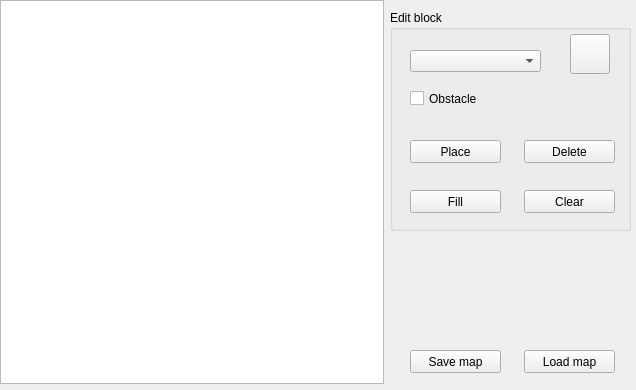
Qt form mainwindow.ui (Banadora/tails-editor) before a commit.
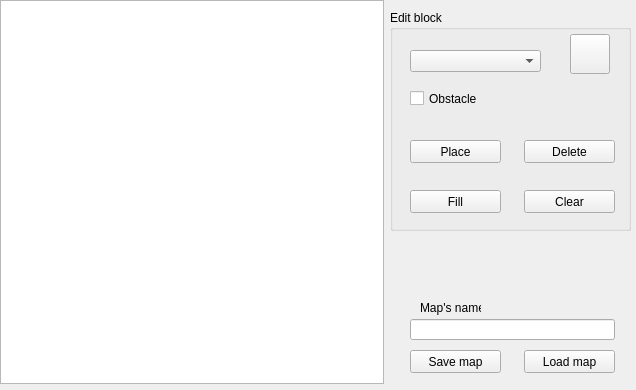
The same form after that commit. Icons and pictures are not drawn.

Commit message: added mapname edit + stop events when editing + release focus on random click

Patch:
```diff
--- a/mainwindow.ui
+++ b/mainwindow.ui
@@ -161,6 +161,32 @@
      <string>Save map</string>
     </property>
    </widget>
+   <widget class="QLineEdit" name="nameEdit">
+    <property name="geometry">
+     <rect>
+      <x>410</x>
+      <y>319</y>
+      <width>205</width>
+      <height>21</height>
+     </rect>
+    </property>
+    <property name="text">
+     <string/>
+    </property>
+   </widget>
+   <widget class="QLabel" name="lblNameEdit">
+    <property name="geometry">
+     <rect>
+      <x>420</x>
+      <y>300</y>
+      <width>61</width>
+      <height>16</height>
+     </rect>
+    </property>
+    <property name="text">
+     <string>Map's name</string>
+    </property>
+   </widget>
   </widget>
  </widget>
  <layoutdefault spacing="6" margin="11"/>
```
The commit also changes 7 other files.
